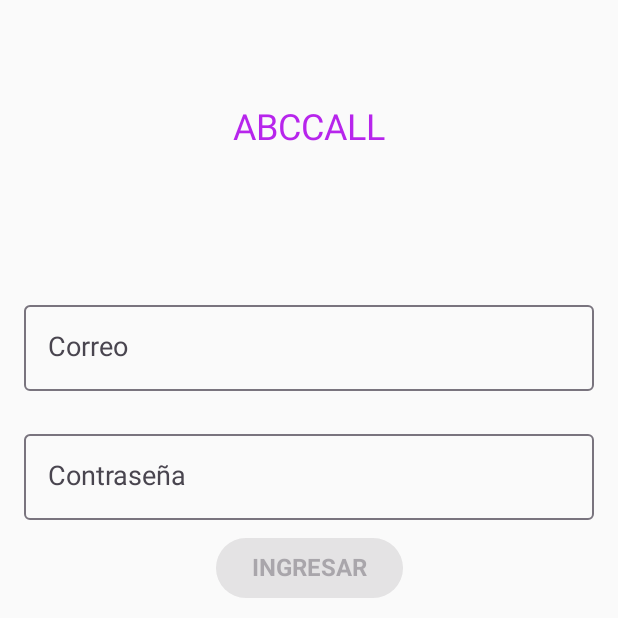
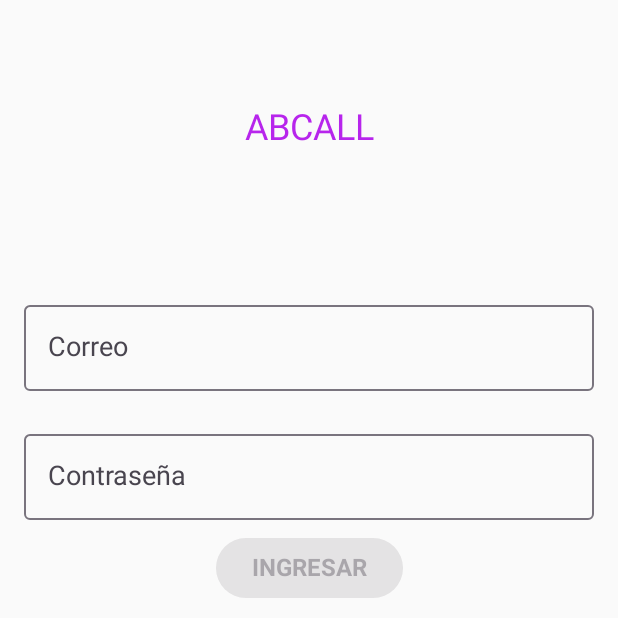
Before and after one commit to MISW-Basinglo/abcall-mobile, an Android app built with Jetpack Compose: the screen it shows after launch (MainActivity), on a phone screen of 412 x 824 dp, the top half of it. Run offline under Robolectric (Android 15) with nearby library versions, the phone set to English and light mode, and no system bars.

Commit message:
bugfix(App): Rename app

```diff
--- a/app/src/main/res/values/strings.xml
+++ b/app/src/main/res/values/strings.xml
@@ -1,6 +1,6 @@
 <resources>
 
-    <string name="app_name">ABCcall</string>
+    <string name="app_name">ABCall</string>
     <string name="not_implemented">Funcionalidad no implementada</string>
     <string name="description">Descripción</string>
     <string name="create">Crear</string>
```
